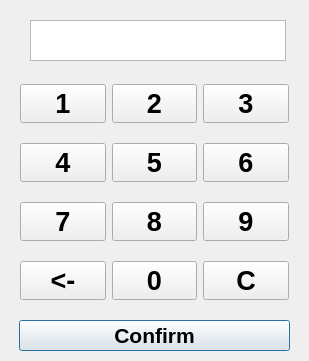
Old version of the form numpad.ui in the repository mjr1ch/magna_press.
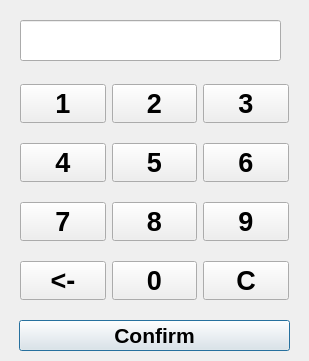
New version of the form.

What changed in the file:
```diff
--- a/numpad.ui
+++ b/numpad.ui
@@ -33,17 +33,24 @@
     <string>Confirm</string>
    </property>
   </widget>
-  <widget class="QTextBrowser" name="textBrowser">
+  <widget class="QLineEdit" name="lineEdit">
    <property name="geometry">
     <rect>
-     <x>30</x>
+     <x>20</x>
      <y>20</y>
-     <width>256</width>
+     <width>261</width>
      <height>41</height>
     </rect>
    </property>
+   <property name="font">
+    <font>
+     <pointsize>16</pointsize>
+     <weight>75</weight>
+     <bold>true</bold>
+    </font>
+   </property>
   </widget>
-  <widget class="QWidget" name="">
+  <widget class="QWidget" name="layoutWidget">
    <property name="geometry">
     <rect>
      <x>20</x>
```
Left out of the diff: 26 changed lines with no effect on the pictures.
